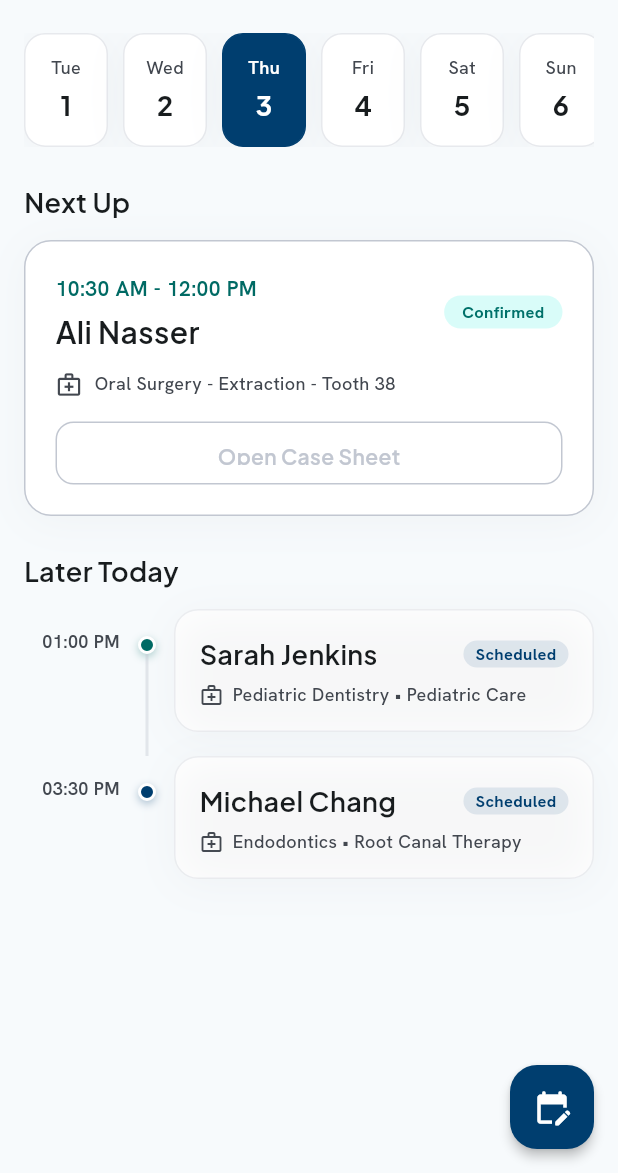
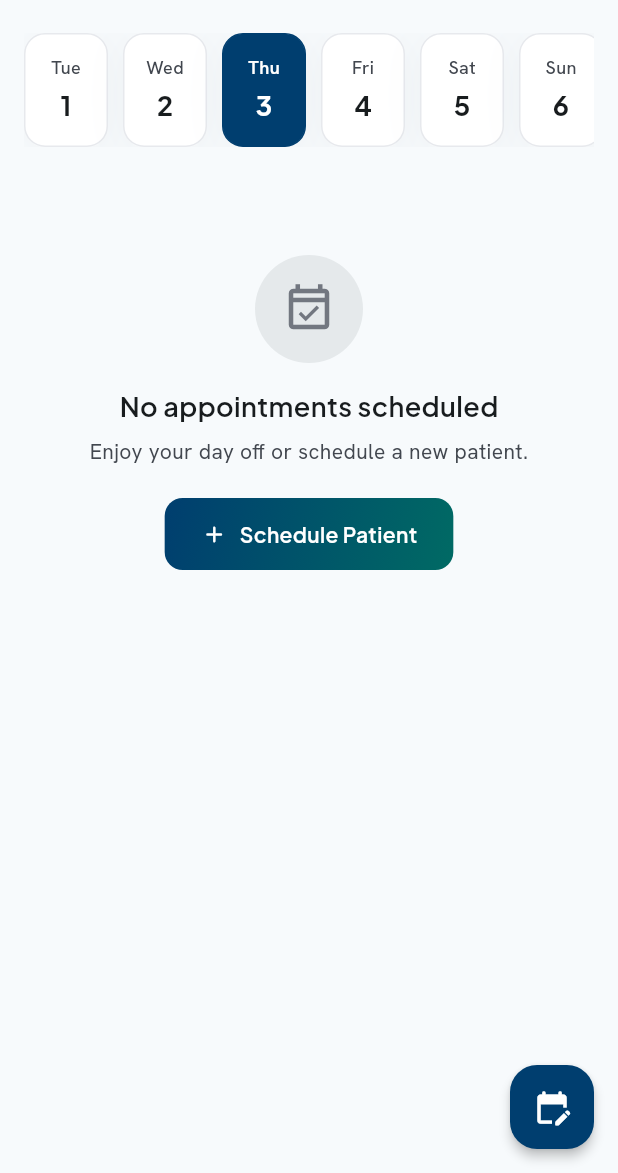
Before and after one commit to ShehabShaef/dentera, a Flutter app: the AppointmentsScreen screen opened directly, on a phone screen of 412 x 824 dp, the part 63-1236 px from its top. Run offline on Flutter 3.47's test engine with Material 3 defaults, Android fonts, the phone set to English and light mode, and no system bars; our stand-ins replace flutter_local_notifications, flutter_riverpod, google_fonts, logger, shared_preferences, sqflite and 1 more; accounts and stored records are empty.

Commit message:
feat(presentation): wire appointments screen to reactive riverpod state

```diff
--- a/lib/presentation/screens/appointments/appointments_screen.dart
+++ b/lib/presentation/screens/appointments/appointments_screen.dart
@@ -1,12 +1,29 @@
 import 'package:flutter/material.dart';
 import 'package:flutter_riverpod/flutter_riverpod.dart';
 
+import '../../../core/logging/app_logger.dart';
 import '../../../core/theme/theme.dart';
+import '../../../data/database/database_providers.dart';
 import '../../../domain/entities/entities.dart';
+import '../../state/state.dart';
 import '../../widgets/widgets.dart';
 import 'widgets/widgets.dart';
 
-/// Clinical schedule timeline screen.
+/// Clinical schedule timeline screen providing reactive, offline-first appointment tracking.
+///
+/// **Riverpod State Reactivity:**
+/// This screen watches [dailyAppointmentsProvider] parameterized by [_selectedDate].
+/// Whenever the user selects a new date on the [DateSelectorStrip], [_selectedDate] updates,
+/// which automatically triggers Riverpod to fetch the relevant appointments from the local
+/// SQLite database for that specific calendar day.
+///
+/// **AsyncValue State Handling:**
+/// - `loading`: Displays a centered [CircularProgressIndicator] while the local SQLite query executes.
+/// - `data`: If empty, renders a clean zero-state prompt ([_buildEmptyState]) inviting the user
+///   to schedule a new patient. If populated, splits the appointments into a highlighted "Next Up" card
+///   and a chronological timeline using [TimelineAppointmentCard].
+/// - `error`: Gracefully catches and logs errors via [AppLogger.error] while presenting the empty state
+///   to prevent clinical workflow disruptions.
 class AppointmentsScreen extends ConsumerStatefulWidget {
   const AppointmentsScreen({super.key});
 
@@ -17,68 +34,21 @@ class AppointmentsScreen extends ConsumerStatefulWidget {
 class _AppointmentsScreenState extends ConsumerState<AppointmentsScreen> {
   DateTime _selectedDate = DateTime.now();
 
-  // Mock appointments dataset (ready for SQLite injection in Phase 7)
-  final List<Map<String, dynamic>> _mockAppointments = [
-    {
-      'appointment': Appointment(
-        id: 'apt-01',
-        patientId: 'PT-2049',
-        clinicId: 'clinic-surgery',
-        scheduledDate: DateTime.now().copyWith(hour: 10, minute: 30),
-        status: 'Confirmed',
-        procedureDescription: 'Extraction - Tooth 38',
-      ),
-      'patientName': 'Ali Nasser',
-      'clinicName': 'Oral Surgery',
-      'timeWindow': '10:30 AM - 12:00 PM',
-      'timeFormatted': '10:30 AM',
-      'clinicColor': AppColors.error,
-      'isNextUp': true,
-    },
-    {
-      'appointment': Appointment(
-        id: 'apt-02',
-        patientId: 'PT-1002',
-        clinicId: 'clinic-pediatric',
-        scheduledDate: DateTime.now().copyWith(hour: 13, minute: 0),
-        status: 'Scheduled',
-        procedureDescription: 'Pediatric Care',
-      ),
-      'patientName': 'Sarah Jenkins',
-      'clinicName': 'Pediatric Dentistry',
-      'timeWindow': '01:00 PM - 02:30 PM',
-      'timeFormatted': '01:00 PM',
-      'clinicColor': AppColors.secondary,
-      'isNextUp': false,
-    },
-    {
-      'appointment': Appointment(
-        id: 'apt-03',
-        patientId: 'PT-1003',
-        clinicId: 'clinic-endo',
-        scheduledDate: DateTime.now().copyWith(hour: 15, minute: 30),
-        status: 'Scheduled',
-        procedureDescription: 'Root Canal Therapy',
-      ),
-      'patientName': 'Michael Chang',
-      'clinicName': 'Endodontics',
-      'timeWindow': '03:30 PM - 05:00 PM',
-      'timeFormatted': '03:30 PM',
-      'clinicColor': AppColors.primary,
-      'isNextUp': false,
-    },
-  ];
-
   @override
   Widget build(BuildContext context) {
-    // For demo purposes, show appointments if today, otherwise allow toggling
-    final isToday = _selectedDate.day == DateTime.now().day &&
-        _selectedDate.month == DateTime.now().month &&
-        _selectedDate.year == DateTime.now().year;
+    // Watch daily appointments for the currently selected calendar date
+    final appointmentsAsync = ref.watch(dailyAppointmentsProvider(_selectedDate));
 
-    final appointmentsForDay = isToday ? _mockAppointments : <Map<String, dynamic>>[];
-    final nextUpAppointment = appointmentsForDay.where((a) => a['isNextUp'] == true).firstOrNull;
-    final laterAppointments = appointmentsForDay.where((a) => a['isNextUp'] != true).toList();
+    // Watch registered patients and clinics for relational display mapping
+    final patientsAsync = ref.watch(patientListProvider);
+    final clinicsAsync = ref.watch(clinicListProvider);
+
+    final patientsMap = {
+      for (final p in patientsAsync.valueOrNull ?? const <Patient>[]) p.id: p,
+    };
+    final clinicsMap = {
+      for (final c in clinicsAsync.valueOrNull ?? const <Clinic>[]) c.id: c,
+    };
 
     return Scaffold(
       backgroundColor: AppColors.background,
@@ -113,6 +83,10 @@ class _AppointmentsScreenState extends ConsumerState<AppointmentsScreen> {
                   DateSelectorStrip(
                     selectedDate: _selectedDate,
                     onDateSelected: (date) {
+                      AppLogger.info(
+                        '[AppointmentsScreen] User navigated timeline to: '
+                        '${date.year}-${date.month.toString().padLeft(2, '0')}-${date.day.toString().padLeft(2, '0')}',
+                      );
                       setState(() {
                         _selectedDate = date;
                       });
@@ -120,11 +94,36 @@ class _AppointmentsScreenState extends ConsumerState<AppointmentsScreen> {
                   ),
                   const SizedBox(height: 24),
 
-                  if (appointmentsForDay.isEmpty)
-                    _buildEmptyState()
-                  else ...<Widget>[
-                    // 2. "Next Up" Appointment Highlight Card
-                    if (nextUpAppointment != null) ...<Widget>[
+                  // 2. Reactive Appointments Content
+                  appointmentsAsync.when(
+                    data: (appointments) {
+                      AppLogger.debug(
+                        '[AppointmentsScreen] Loaded ${appointments.length} appointments for date: '
+                        '${_selectedDate.year}-${_selectedDate.month.toString().padLeft(2, '0')}-${_selectedDate.day.toString().padLeft(2, '0')}',
+                      );
+
+                      if (appointments.isEmpty) {
+                        return _buildEmptyState();
+                      }
+
+                      // Sort chronologically by scheduled time
+                      final sorted = List<Appointment>.from(appointments)
+                        ..sort((a, b) => a.scheduledDate.compareTo(b.scheduledDate));
+
+                      final nextUpAppointment = sorted.first;
+                      final laterAppointments = sorted.skip(1).toList();
+
+                      final nextUpPatientName =
+                          patientsMap[nextUpAppointment.patientId]?.name ??
+                              'Patient #${nextUpAppointment.patientId}';
+                      final nextUpClinic = clinicsMap[nextUpAppointment.clinicId];
+                      final nextUpClinicName = nextUpClinic?.name ?? 'General Clinic';
+                      final nextUpTimeWindow = _formatTimeWindow(nextUpAppointment.scheduledDate);
+
+                      return Column(
+                        crossAxisAlignment: CrossAxisAlignment.start,
+                        children: <Widget>[
+                          // "Next Up" Highlight Card
                           Text(
                             'Next Up',
                             style: AppTextStyles.h2.copyWith(
@@ -132,11 +131,15 @@ class _AppointmentsScreenState extends ConsumerState<AppointmentsScreen> {
                             ),
                           ),
                           const SizedBox(height: 12),
-                      _buildNextUpCard(nextUpAppointment),
+                          _buildNextUpCard(
+                            appointment: nextUpAppointment,
+                            patientName: nextUpPatientName,
+                            clinicName: nextUpClinicName,
+                            timeWindow: nextUpTimeWindow,
+                          ),
                           const SizedBox(height: 24),
-                    ],
 
-                    // 3. "Later Today" Chronological Timeline
+                          // "Later Today" Chronological Timeline
                           if (laterAppointments.isNotEmpty) ...<Widget>[
                             Text(
                               'Later Today',
@@ -150,15 +153,25 @@ class _AppointmentsScreenState extends ConsumerState<AppointmentsScreen> {
                               physics: const NeverScrollableScrollPhysics(),
                               itemCount: laterAppointments.length,
                               itemBuilder: (context, index) {
-                          final item = laterAppointments[index];
+                                final apt = laterAppointments[index];
                                 final isLast = index == laterAppointments.length - 1;
+                                final patientName =
+                                    patientsMap[apt.patientId]?.name ??
+                                        'Patient #${apt.patientId}';
+                                final clinic = clinicsMap[apt.clinicId];
+                                final clinicName = clinic?.name ?? 'General Clinic';
+                                final clinicColor = _parseColor(
+                                  clinic?.colorHex,
+                                  fallback: AppColors.secondary,
+                                );
+                                final timeFormatted = _formatTime(apt.scheduledDate);
 
                                 return TimelineAppointmentCard(
-                            appointment: item['appointment'] as Appointment,
-                            patientName: item['patientName'] as String,
-                            clinicName: item['clinicName'] as String,
-                            timeFormatted: item['timeFormatted'] as String,
-                            clinicColor: item['clinicColor'] as Color? ?? AppColors.secondary,
+                                  appointment: apt,
+                                  patientName: patientName,
+                                  clinicName: clinicName,
+                                  timeFormatted: timeFormatted,
+                                  clinicColor: clinicColor,
                                   isLast: isLast,
                                   onTap: () {
                                     // TODO: Phase 6.2 - Open Case Sheet
@@ -168,6 +181,26 @@ class _AppointmentsScreenState extends ConsumerState<AppointmentsScreen> {
                             ),
                           ],
                         ],
+                      );
+                    },
+                    loading: () => const Center(
+                      child: Padding(
+                        padding: EdgeInsets.symmetric(vertical: 48.0),
+                        child: CircularProgressIndicator(
+                          valueColor: AlwaysStoppedAnimation<Color>(AppColors.primary),
+                        ),
+                      ),
+                    ),
+                    error: (error, stackTrace) {
+                      AppLogger.error(
+                        '[AppointmentsScreen] Failed to retrieve appointments for date $_selectedDate: $error',
+                        error,
+                        stackTrace,
+                      );
+                      return _buildEmptyState();
+                    },
+                  ),
+
                   const SizedBox(height: 80), // Padding for FAB
                 ],
               ),
@@ -177,22 +210,7 @@ class _AppointmentsScreenState extends ConsumerState<AppointmentsScreen> {
       ),
       floatingActionButton: FloatingActionButton(
         heroTag: 'fab_appointments',
-        onPressed: () {
-          ScheduleAppointmentModal.show(
-            context,
-            initialDate: _selectedDate,
-            onAppointmentScheduled: (newApt) {
-              setState(() {
-                _mockAppointments.add({
-                  'appointment': newApt,
-                  'patientName': 'Sara Ahmed',
-                  'clinicName': 'Prosthodontics',
-                  'clinicColor': AppColors.secondary,
-                });
-              });
-            },
-          );
-        },
+        onPressed: _openScheduleAppointmentModal,
         backgroundColor: AppColors.primary,
         foregroundColor: AppColors.onPrimary,
         elevation: 3,
@@ -207,12 +225,31 @@ class _AppointmentsScreenState extends ConsumerState<AppointmentsScreen> {
     );
   }
 
-  Widget _buildNextUpCard(Map<String, dynamic> item) {
-    final appointment = item['appointment'] as Appointment;
-    final patientName = item['patientName'] as String;
-    final clinicName = item['clinicName'] as String;
-    final timeWindow = item['timeWindow'] as String;
+  /// Opens the appointment creation modal and invalidates providers upon insertion.
+  Future<void> _openScheduleAppointmentModal() async {
+    await ScheduleAppointmentModal.show(
+      context,
+      initialDate: _selectedDate,
+      onAppointmentScheduled: (newApt) async {
+        try {
+          await ref.read(appointmentRepositoryProvider).addAppointment(newApt);
+        } catch (_) {}
+        ref.invalidate(dailyAppointmentsProvider(_selectedDate));
+        ref.invalidate(allAppointmentsProvider);
+        ref.invalidate(upcomingAppointmentsProvider);
+      },
+    );
+    if (mounted) {
+      ref.invalidate(dailyAppointmentsProvider(_selectedDate));
+    }
+  }
 
+  Widget _buildNextUpCard({
+    required Appointment appointment,
+    required String patientName,
+    required String clinicName,
+    required String timeWindow,
+  }) {
     return BaseCard(
       padding: const EdgeInsets.all(20.0),
       child: Column(
@@ -265,10 +302,13 @@ class _AppointmentsScreenState extends ConsumerState<AppointmentsScreen> {
                 color: AppColors.onSurfaceVariant,
               ),
               const SizedBox(width: 8),
-              Text(
+              Expanded(
+                child: Text(
                   '$clinicName${appointment.procedureDescription != null && appointment.procedureDescription!.isNotEmpty ? ' - ${appointment.procedureDescription}' : ''}',
                   style: AppTextStyles.caption.copyWith(
                     color: AppColors.onSurfaceVariant,
+                  ),
+                  overflow: TextOverflow.ellipsis,
                 ),
               ),
             ],
@@ -331,26 +371,38 @@ class _AppointmentsScreenState extends ConsumerState<AppointmentsScreen> {
                 color: AppColors.onPrimary,
                 size: 18,
               ),
-              onPressed: () {
-                ScheduleAppointmentModal.show(
-                  context,
-                  initialDate: _selectedDate,
-                  onAppointmentScheduled: (newApt) {
-                    setState(() {
-                      _mockAppointments.add({
-                        'appointment': newApt,
-                        'patientName': 'Sara Ahmed',
-                        'clinicName': 'Prosthodontics',
-                        'clinicColor': AppColors.secondary,
-                      });
-                    });
-                  },
-                );
-              },
+              onPressed: _openScheduleAppointmentModal,
             ),
           ],
         ),
       ),
     );
   }
+
+  String _formatTime(DateTime dateTime) {
+    final hour = dateTime.hour;
+    final minute = dateTime.minute.toString().padLeft(2, '0');
+    final period = hour >= 12 ? 'PM' : 'AM';
+    final displayHour = hour == 0 ? 12 : (hour > 12 ? hour - 12 : hour);
+    return '${displayHour.toString().padLeft(2, '0')}:$minute $period';
   }
+
+  String _formatTimeWindow(DateTime dateTime) {
+    final start = _formatTime(dateTime);
+    final end = _formatTime(dateTime.add(const Duration(minutes: 90)));
+    return '$start - $end';
+  }
+
+  Color _parseColor(String? hexString, {Color fallback = AppColors.secondary}) {
+    if (hexString == null || hexString.isEmpty) return fallback;
+    try {
+      final hex = hexString.replaceAll('#', '');
+      if (hex.length == 6) {
+        return Color(int.parse('0xFF$hex'));
+      } else if (hex.length == 8) {
+        return Color(int.parse('0x$hex'));
+      }
+    } catch (_) {}
+    return fallback;
+  }
+}
```
Also changed, not shown: 5 other files. Lines whose indentation alone changed are shown as unchanged.
